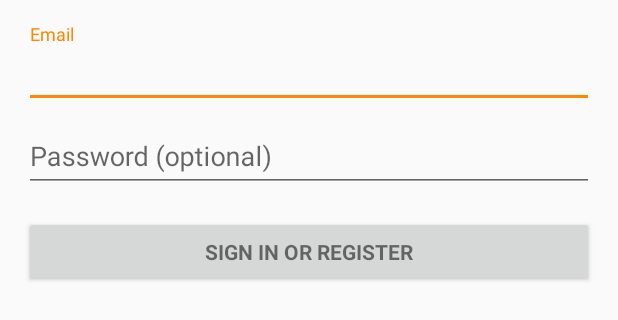
After one commit to audwinoyong/sparkle, an Android app: the layout activity_login.xml on its own in the app's theme, with its tools: preview values and no code run, on a phone screen of 412 x 824 dp. The commit adds this screen. Shown: the top 320 px of the screen. Run offline under Robolectric (Android 15) with nearby library versions, the phone set to English and light mode, and no system bars.

Commit message:
Add navigation bar, login activity

```diff
--- a/app/src/main/java/com/mad/sparkle/MainActivity.java
+++ b/app/src/main/java/com/mad/sparkle/MainActivity.java
@@ -7,6 +7,11 @@ import android.support.v7.app.AppCompatActivity;
 import android.view.MenuItem;
 import android.widget.TextView;
 
+/**
+ * @author Audwin
+ * Created on 14/09/2018
+ *
+ */
 public class MainActivity extends AppCompatActivity {
 
     private TextView mTextMessage;
--- /dev/null
+++ b/app/src/main/res/layout/activity_login.xml
@@ -0,0 +1,78 @@
+<?xml version="1.0" encoding="utf-8"?>
+<LinearLayout xmlns:android="http://schemas.android.com/apk/res/android"
+    xmlns:tools="http://schemas.android.com/tools"
+    android:layout_width="match_parent"
+    android:layout_height="match_parent"
+    android:gravity="center_horizontal"
+    android:orientation="vertical"
+    android:paddingBottom="@dimen/activity_vertical_margin"
+    android:paddingLeft="@dimen/activity_horizontal_margin"
+    android:paddingRight="@dimen/activity_horizontal_margin"
+    android:paddingTop="@dimen/activity_vertical_margin"
+    tools:context=".LoginActivity">
+
+    <!-- Login progress -->
+    <ProgressBar
+        android:id="@+id/login_progress"
+        style="?android:attr/progressBarStyleLarge"
+        android:layout_width="wrap_content"
+        android:layout_height="wrap_content"
+        android:layout_marginBottom="8dp"
+        android:visibility="gone" />
+
+    <ScrollView
+        android:id="@+id/login_form"
+        android:layout_width="match_parent"
+        android:layout_height="match_parent">
+
+        <LinearLayout
+            android:id="@+id/email_login_form"
+            android:layout_width="match_parent"
+            android:layout_height="wrap_content"
+            android:orientation="vertical">
+
+            <android.support.design.widget.TextInputLayout
+                android:layout_width="match_parent"
+                android:layout_height="wrap_content">
+
+                <AutoCompleteTextView
+                    android:id="@+id/email"
+                    android:layout_width="match_parent"
+                    android:layout_height="wrap_content"
+                    android:hint="@string/prompt_email"
+                    android:inputType="textEmailAddress"
+                    android:maxLines="1"
+                    android:singleLine="true" />
+
+            </android.support.design.widget.TextInputLayout>
+
+            <android.support.design.widget.TextInputLayout
+                android:layout_width="match_parent"
+                android:layout_height="wrap_content">
+
+                <EditText
+                    android:id="@+id/password"
+                    android:layout_width="match_parent"
+                    android:layout_height="wrap_content"
+                    android:hint="@string/prompt_password"
+                    android:imeActionId="6"
+                    android:imeActionLabel="@string/action_sign_in_short"
+                    android:imeOptions="actionUnspecified"
+                    android:inputType="textPassword"
+                    android:maxLines="1"
+                    android:singleLine="true" />
+
+            </android.support.design.widget.TextInputLayout>
+
+            <Button
+                android:id="@+id/email_sign_in_button"
+                style="?android:textAppearanceSmall"
+                android:layout_width="match_parent"
+                android:layout_height="wrap_content"
+                android:layout_marginTop="16dp"
+                android:text="@string/action_sign_in"
+                android:textStyle="bold" />
+
+        </LinearLayout>
+    </ScrollView>
+</LinearLayout>
--- a/app/src/main/res/values/strings.xml
+++ b/app/src/main/res/values/strings.xml
@@ -3,4 +3,21 @@
     <string name="title_home">Home</string>
     <string name="title_dashboard">Dashboard</string>
     <string name="title_notifications">Notifications</string>
+    <string name="map">Map</string>
+    <string name="list">List</string>
+    <string name="profile">Profile</string>
+    <string name="title_activity_login">Sign in</string>
+
+    <!-- Strings related to login -->
+    <string name="prompt_email">Email</string>
+    <string name="prompt_password">Password (optional)</string>
+    <string name="action_sign_in">Sign in or register</string>
+    <string name="action_sign_in_short">Sign in</string>
+    <string name="error_invalid_email">This email address is invalid</string>
+    <string name="error_invalid_password">This password is too short</string>
+    <string name="error_incorrect_password">This password is incorrect</string>
+    <string name="error_field_required">This field is required</string>
+    <string name="permission_rationale">"Contacts permissions are needed for providing email
+        completions."
+    </string>
 </resources>
```
Also changed, not shown: app/src/main/AndroidManifest.xml (+8 -0 lines), app/src/main/java/com/mad/sparkle/LoginActivity.java (added, +349 -0 lines), app/src/main/res/drawable/ic_explore_black_24dp.xml (added, +9 -0 lines), app/src/main/res/drawable/ic_list_black_24dp.xml (added, +9 -0 lines), app/src/main/res/drawable/ic_person_black_24dp.xml (added, +9 -0 lines), app/src/main/res/menu/navigation.xml (+6 -6 lines).
